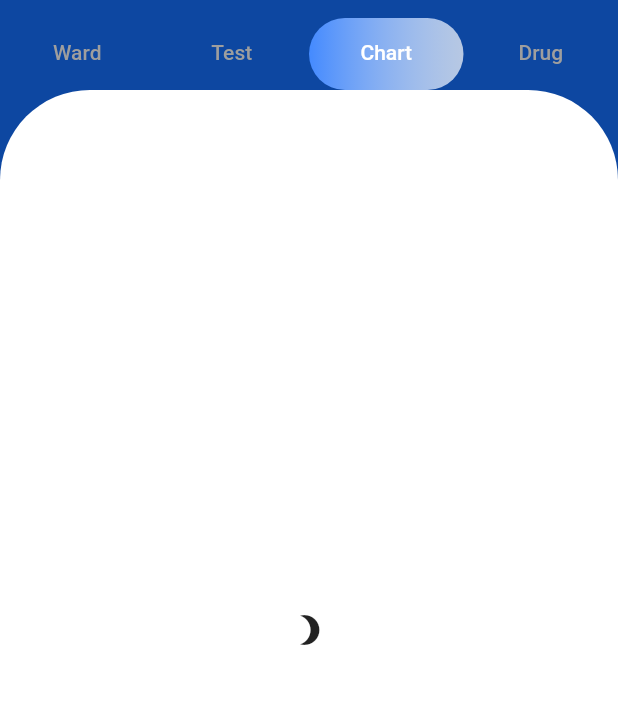
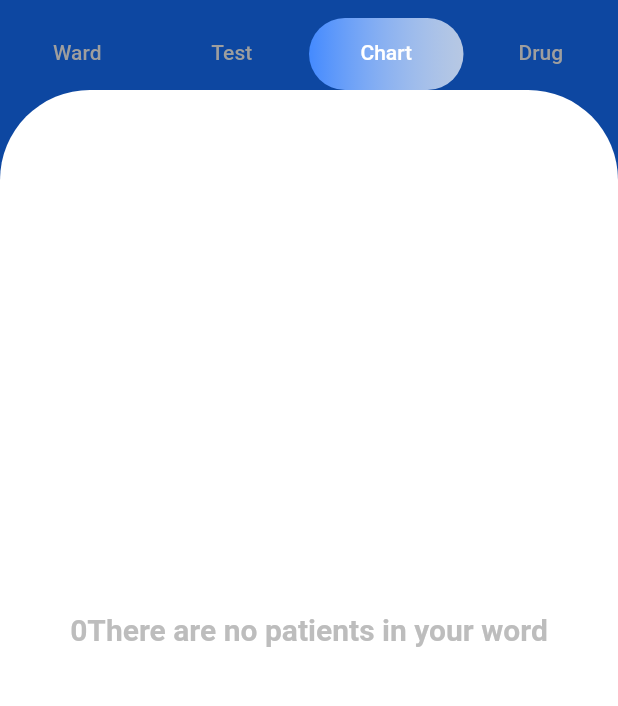
Before and after one commit to SamadhiWathsala/ward_system, a Flutter app: the screen it shows once a user with an empty profile is signed in, tab 3 chosen, on a phone screen of 412 x 824 dp, the part 66-772 px from its top. Run offline on Flutter 3.47's test engine with Material 2 defaults, Android fonts, the phone set to English and light mode, and no system bars; our stand-ins replace cloud_firestore, firebase_auth, firebase_storage, image_picker, table_calendar; missing offline and left inert: flutter_sparkline; accounts and stored records are empty.

Commit message:
chart section initial part complete

```diff
--- /dev/null
+++ b/lib/models/charts_data.dart
@@ -0,0 +1,11 @@
+class Chart{
+
+  String chartId;
+  String patientName;
+  String bht;
+  String chartType;
+  //List<double> values;
+
+  Chart({this.chartId,this.bht,this.patientName,this.chartType/*this.values*/});
+
+}
--- /dev/null
+++ b/lib/screens/home/chart/charts.dart
@@ -0,0 +1,25 @@
+import 'package:flutter/material.dart';
+import 'package:myward/models/charts_data.dart';
+import 'package:myward/screens/home/chart/chart_section.dart';
+import 'package:myward/service/patients_profiles.dart';
+import 'package:provider/provider.dart';
+
+class ChartsDetails extends StatefulWidget {
+  @override
+  _ChartsDetailsState createState() => _ChartsDetailsState();
+}
+
+class _ChartsDetailsState extends State<ChartsDetails> {
+  @override
+  Widget build(BuildContext context) {
+
+    return StreamProvider<List<Chart>>.value(
+      value: PatientDetailsService().charts,
+      child: Padding(
+          padding: const EdgeInsets.all(20.0),
+        child: ChartSection(),
+      ),
+    );
+
+  }
+}
--- a/lib/screens/home/drug/tratment_list.dart
+++ b/lib/screens/home/drug/tratment_list.dart
@@ -85,7 +85,6 @@ class TreatmentTypes extends StatelessWidget {
                                 ],
                               );
                             }
-
                         );
                       },
                       child: ListTile(
@@ -102,7 +101,6 @@ class TreatmentTypes extends StatelessWidget {
           );
         },
         child: Card(
-          elevation: 2.5,
             child: ListTile(
               title: Text(type),
               trailing: CircleAvatar(
@@ -145,7 +143,6 @@ class TreatmentTypes extends StatelessWidget {
         ],
     );
 
-
   }
 
 }
--- a/lib/screens/home/home.dart
+++ b/lib/screens/home/home.dart
@@ -1,7 +1,7 @@
 import 'package:flutter/material.dart';
 import 'package:myward/screens/emergency_trolly/emergency_trolly.dart';
 import 'package:myward/screens/emergency_trolly/item_list.dart';
-import 'package:myward/screens/home/bp&obs/bp&obs.dart';
+import 'package:myward/screens/home/chart/charts.dart';
 import 'package:myward/screens/home/drug/treatment.dart';
 import 'package:myward/screens/home/task/task.dart';
 import 'package:myward/screens/home/ward/ward1.dart';
@@ -116,7 +116,7 @@ class Home extends StatelessWidget {
               children: <Widget>[
                 Ward(),
                 Tasks(),
-                Tab(icon: Icon(Icons.brightness_3),),
+                ChartsDetails(),
                 Treatments(),
               ],
           ),
--- a/pubspec.yaml
+++ b/pubspec.yaml
@@ -29,6 +29,7 @@ dependencies:
   provider: ^4.0.4
   table_calendar: ^2.2.3
   image_picker: ^0.6.6+1
+  flutter_sparkline: ^0.1.0
 
 dev_dependencies:
   flutter_test:
```
Also changed, not shown: lib/screens/home/bp&obs/bp&obs.dart (deleted, +0 -54 lines), lib/screens/home/chart/chart_section.dart (added, +117 -0 lines), lib/screens/home/chart/chart_view.dart (added, +43 -0 lines), lib/service/patients_profiles.dart (+28 -0 lines), pubspec.lock.
